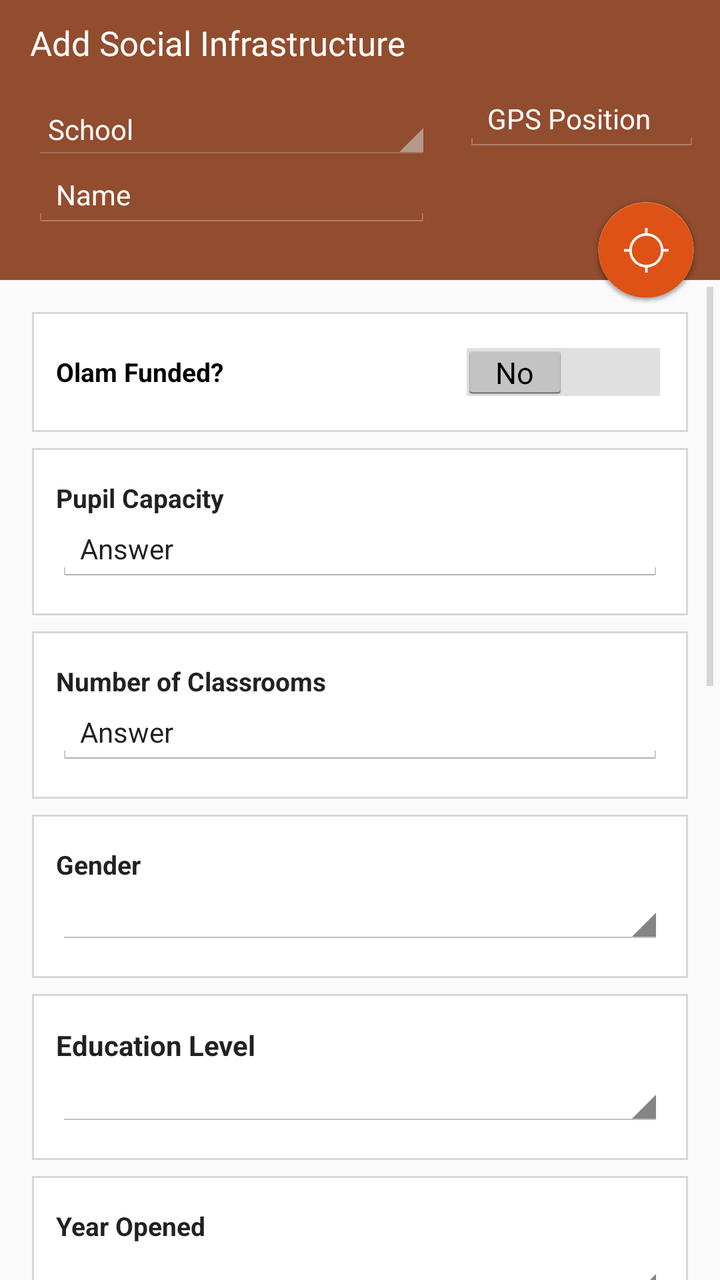
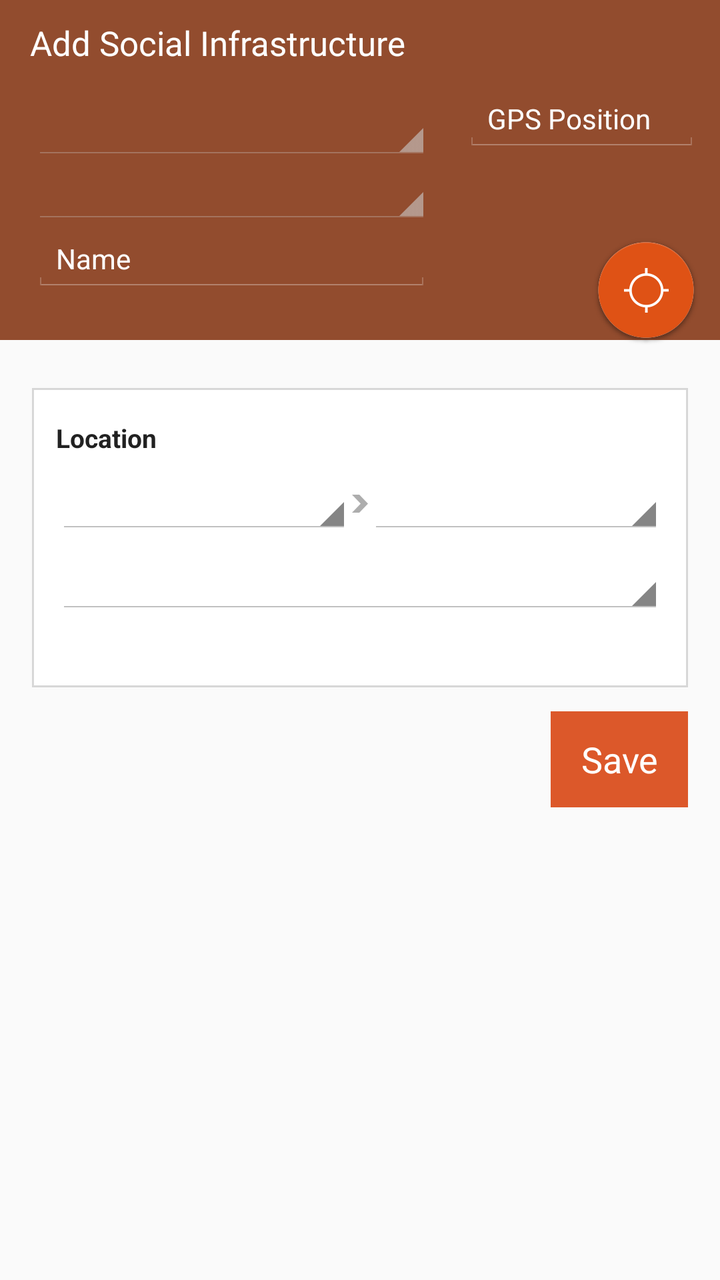

An Android layout rendered at two revisions. The XML below is the earlier revision; the diff shows what the commit changed to produce the second picture.
<!-- AndroidManifest.xml: application theme AppTheme -->
<!-- res/layout/activity_add_infrastructure.xml -->
<RelativeLayout xmlns:android="http://schemas.android.com/apk/res/android"
    xmlns:tools="http://schemas.android.com/tools" android:layout_width="match_parent"
    android:layout_height="match_parent"
    android:background="@color/ofis_page_background"
    tools:context="com.webpoint0.ofiscompanion.AddInfrastructureActivity"
    android:focusableInTouchMode="true"
    tools:ignore="Overdraw">

    <ImageView
        android:layout_width="match_parent"
        android:layout_height="140dp"
        android:id="@+id/topSectionBackground"
        android:background="@color/ofis_poi_screen_top_background_school"
        android:contentDescription="@string/cd_topSectionColour" />

    
    <ScrollView
        android:layout_width="wrap_content"
        android:layout_height="wrap_content"
        android:id="@+id/scrollView"
        android:layout_below="@+id/topSectionBackground"
        android:padding="0dp">

        <LinearLayout
            android:orientation="vertical"
            android:layout_width="match_parent"
            android:layout_height="wrap_content"
            android:id="@+id/bottomSection"
            android:background="@android:color/transparent"
            android:paddingLeft="@dimen/activity_horizontal_margin"
            android:paddingRight="@dimen/activity_horizontal_margin"
            android:paddingTop="@dimen/activity_vertical_margin"
            android:paddingBottom="@dimen/activity_vertical_margin"
            android:animateLayoutChanges="true">

            <LinearLayout
                android:orientation="vertical"
                android:layout_width="match_parent"
                android:layout_height="wrap_content"
                android:id="@+id/olamFundedWrapper"
                android:paddingLeft="@dimen/ofis_large_pad"
                android:paddingRight="@dimen/ofis_large_pad"
                android:paddingBottom="@dimen/activity_vertical_margin"
                android:paddingTop="@dimen/activity_vertical_margin"
                android:background="@drawable/border_white_background">

                <Switch
                    android:layout_width="match_parent"
                    android:layout_height="wrap_content"
                    android:text="@string/ofis_olam_funded"
                    android:id="@+id/olamFunded"
                    android:textOff="@string/ofis_switch_text_no"
                    android:textOn="@string/ofis_switch_text_yes"
                    android:textSize="@dimen/ofis_small_text"
                    android:textStyle="bold"
                    android:switchTextAppearance="@style/SwitchText"
                    tools:ignore="RtlHardcoded" />

            </LinearLayout>

            <include
                android:id="@+id/additional_components_school"
                android:layout_width="match_parent"
                android:layout_height="wrap_content"
                layout="@layout/include_additional_components_school" />
            <include
                android:id="@+id/additional_components_buyingcentre"
                android:layout_width="match_parent"
                android:layout_height="wrap_content"
                layout="@layout/include_additional_components_buyingcentre" />
            <include
                android:id="@+id/additional_components_cleanwatersupply"
                android:layout_width="match_parent"
                android:layout_height="wrap_content"
                layout="@layout/include_additional_components_cleanwatersupply" />
            <include
                android:id="@+id/additional_components_healthcentre"
                android:layout_width="match_parent"
                android:layout_height="wrap_content"
                layout="@layout/include_additional_components_healthcentre" />


            <LinearLayout
                android:orientation="vertical"
                android:layout_width="match_parent"
                android:layout_height="wrap_content"
                android:paddingLeft="@dimen/ofis_large_pad"
                android:paddingRight="@dimen/ofis_large_pad"
                android:paddingBottom="@dimen/activity_vertical_margin"
                android:paddingTop="@dimen/activity_vertical_margin"
                android:background="@drawable/border_white_background"
                android:layout_marginTop="@dimen/ofis_med_pad">

                <TextView
                    android:layout_width="wrap_content"
                    android:layout_height="wrap_content"
                    android:textColor="@color/ofis_text_field"
                    android:textSize="@dimen/ofis_small_text"
                    android:text="@string/location"
                    android:textStyle="bold"
                    android:layout_marginBottom="@dimen/ofis_med_pad"/>

                <LinearLayout
                    android:orientation="horizontal"
                    android:layout_width="match_parent"
                    android:layout_height="wrap_content"
                    android:layout_marginBottom="@dimen/ofis_med_pad">

                    <Spinner
                        android:layout_width="match_parent"
                        android:layout_height="wrap_content"
                        android:id="@+id/spinner_country"
                        android:hint="@string/Country"
                        android:nextFocusDown="@+id/spinner_region"
                        android:nextFocusForward="@+id/spinner_region"
                        android:layout_weight="1"
                        android:layout_marginLeft="0dp"
                        />

                    <ImageView
                        android:layout_width="wrap_content"
                        android:layout_height="match_parent"
                        android:contentDescription="@string/ofis_cd_hierarchy_arrow"
                        android:src="@drawable/ic_spinner_hierarchy_arrow"
                        android:scaleType="center" />

                    <Spinner
                        android:layout_width="match_parent"
                        android:layout_height="wrap_content"
                        android:id="@+id/spinner_region"
                        android:nextFocusDown="@id/spinner_district"
                        android:layout_marginRight="0dp"
                        android:layout_weight="1" />

                </LinearLayout>

                <LinearLayout
                    android:orientation="horizontal"
                    android:layout_width="match_parent"
                    android:layout_height="wrap_content"
                    android:paddingBottom="@dimen/ofis_bottom_section_padding_vertical">

                    <Spinner
                        android:layout_width="0dp"
                        android:layout_height="wrap_content"
                        android:id="@+id/spinner_district"
                        android:layout_weight="1" />

                </LinearLayout>

            </LinearLayout>

            <RelativeLayout
                android:layout_width="match_parent"
                android:layout_height="match_parent"
                android:layout_marginTop="@dimen/ofis_large_pad">

                <Button
                    android:layout_width="wrap_content"
                    android:layout_height="wrap_content"
                    android:text="@string/Save"
                    android:id="@+id/buttonSave"
                    android:layout_alignParentEnd="true"
                    android:layout_alignParentRight="true"
                    android:layout_alignParentBottom="true"
                    android:background="@color/ofis_action_button_background"
                    android:textColor="@color/ofis_base_font_white"
                    android:paddingLeft="15dp"
                    android:paddingRight="15dp" />
            </RelativeLayout>

        </LinearLayout>
    </ScrollView>

    
    <TextView
        android:layout_width="match_parent"
        android:layout_height="wrap_content"
        android:text="@string/Add_Point_of_Interest"
        android:id="@+id/textView2"
        android:textColor="@color/ofis_base_font_white"
        android:textSize="@dimen/ofis_large_text"
        android:paddingRight="0dp"
        android:paddingLeft="15dp"
        android:paddingTop="10dp"
        android:maxLines="1" />

    
    <LinearLayout
        android:orientation="horizontal"
        android:layout_width="match_parent"
        android:layout_height="wrap_content"
        android:minHeight="120dp"
        android:id="@+id/topSection"
        android:layout_marginBottom="0dp"
        android:paddingBottom="0dp"
        android:layout_below="@id/textView2"
        android:baselineAligned="false">

        
        <LinearLayout
            android:orientation="vertical"
            android:layout_width="match_parent"
            android:layout_height="wrap_content"
            android:layout_weight="1"
            android:paddingLeft="@dimen/activity_horizontal_margin"
            android:paddingRight="@dimen/activity_horizontal_margin"
            android:paddingTop="@dimen/activity_vertical_margin"
            android:paddingBottom="@dimen/activity_vertical_margin">

            <Spinner
                android:layout_width="match_parent"
                android:layout_height="wrap_content"
                android:id="@+id/spinner_poitype"
                android:textColor="@color/ofis_base_font_white"
                android:entries="@array/poitypes"
                style="@style/Spinner"/>

            <EditText
                android:layout_width="match_parent"
                android:layout_height="wrap_content"
                android:inputType="textCapWords"
                android:id="@+id/poiName"
                android:textColor="@color/ofis_base_font_white"
                android:textSize="@dimen/ofis_input_field_text"
                android:layout_marginBottom="@dimen/ofis_input_field_bottom_margin"
                android:hint="@string/Name"
                android:textColorHint="@color/ofis_base_font_white"
                android:background="@drawable/ofis_edit_text_holo_dark"
                />

        </LinearLayout>

        <RelativeLayout
            android:layout_width="wrap_content"
            android:layout_height="match_parent"
            android:layout_weight="1.8"
            android:paddingTop="10dp"
            android:paddingLeft="0dp"
            android:paddingRight="10dp">
            <EditText
                android:layout_width="match_parent"
                android:layout_height="wrap_content"
                android:id="@+id/gpsPosition"
                android:textColor="@color/ofis_base_font_white"
                android:textSize="@dimen/ofis_input_field_text"
                android:hint="@string/GPS_Position"
                android:textColorHint="@color/ofis_base_font_white"
                android:background="@drawable/ofis_edit_text_holo_dark"
                android:layout_marginBottom="@dimen/ofis_input_field_bottom_margin" />

            <ImageButton
                android:layout_width="wrap_content"
                android:layout_height="wrap_content"
                android:id="@+id/requestLocation"
                android:contentDescription="@string/record_farm_location_hint"
                android:src="@drawable/ic_actionbutton_location_searching"
                android:background="@android:color/transparent"
                android:layout_alignParentEnd="false"
                android:layout_alignParentBottom="true"
                android:layout_alignParentRight="true"
                android:padding="0dp"
                android:adjustViewBounds="false"
                android:scaleType="fitXY" />
        </RelativeLayout>

    </LinearLayout>

</RelativeLayout>
<!-- res/layout/include_additional_components_school.xml (included above) -->
<?xml version="1.0" encoding="utf-8"?>
<LinearLayout
    xmlns:android="http://schemas.android.com/apk/res/android"
    xmlns:tools="http://schemas.android.com/tools"
    android:orientation="horizontal"
    android:layout_width="match_parent"
    android:layout_height="match_parent"> 

  <LinearLayout
    android:orientation="vertical"
    android:layout_width="match_parent"
    android:layout_height="wrap_content"
    android:id="@+id/additional_school"
    android:background="@android:color/transparent"
      tools:ignore="UselessParent">

      <LinearLayout
          android:orientation="vertical"
          android:layout_width="match_parent"
          android:layout_height="wrap_content"
          android:paddingLeft="@dimen/ofis_large_pad"
          android:paddingRight="@dimen/ofis_large_pad"
          android:paddingBottom="@dimen/activity_vertical_margin"
          android:paddingTop="@dimen/activity_vertical_margin"
          android:background="@drawable/border_white_background"
          android:layout_marginTop="@dimen/ofis_med_pad">

          <TextView
              android:layout_width="match_parent"
              android:layout_height="wrap_content"
              android:textColor="@color/ofis_text_field"
              android:textSize="@dimen/ofis_small_text"
              android:text="@string/Capacity"
              android:textStyle="bold"
              />
          <EditText
              android:layout_width="match_parent"
              android:layout_height="wrap_content"
              android:inputType="number"
              android:id="@+id/editText_capacity"
              android:textColor="@color/ofis_text_field"
              android:textSize="@dimen/ofis_input_field_text"
              android:textColorHint="@color/ofis_text_field"
              android:hint="@string/ModuleAnswerHint"
              android:nextFocusDown="@+id/editText_numberOfClassRooms"/>

      </LinearLayout>

      <LinearLayout
          android:orientation="vertical"
          android:layout_width="match_parent"
          android:layout_height="wrap_content"
          android:paddingLeft="@dimen/ofis_large_pad"
          android:paddingRight="@dimen/ofis_large_pad"
          android:paddingBottom="@dimen/activity_vertical_margin"
          android:paddingTop="@dimen/activity_vertical_margin"
          android:background="@drawable/border_white_background"
          android:layout_marginTop="@dimen/ofis_med_pad">

          <TextView
              android:layout_width="match_parent"
              android:layout_height="wrap_content"
              android:textSize="@dimen/ofis_small_text"
              android:textColor="@color/ofis_text_field"
              android:text="@string/Number_of_Classrooms"
              android:textStyle="bold"
              />
          <EditText
              android:layout_width="match_parent"
              android:layout_height="wrap_content"
              android:inputType="number"
              android:id="@+id/editText_numberOfClassRooms"
              android:textColor="@color/ofis_text_field"
              android:textSize="@dimen/ofis_input_field_text"
              android:textColorHint="@color/ofis_text_field"
              android:hint="@string/ModuleAnswerHint"
              android:nextFocusDown="@+id/genderspinner"/>

      </LinearLayout>

      <LinearLayout
          android:orientation="vertical"
          android:layout_width="match_parent"
          android:layout_height="wrap_content"
          android:paddingLeft="@dimen/ofis_large_pad"
          android:paddingRight="@dimen/ofis_large_pad"
          android:paddingBottom="@dimen/activity_vertical_margin"
          android:paddingTop="@dimen/activity_vertical_margin"
          android:background="@drawable/border_white_background"
          android:layout_marginTop="@dimen/ofis_med_pad">

          <TextView
              android:layout_width="match_parent"
              android:layout_height="wrap_content"
              android:textSize="@dimen/ofis_small_text"
              android:textColor="@color/ofis_text_field"
              android:text="@string/ofis_select_gender"
              android:textStyle="bold"
              />
          <Spinner
              android:layout_width="match_parent"
              android:layout_height="wrap_content"
              android:id="@+id/genderspinner"
              android:textColor="@color/ofis_text_field"
              android:entries="@array/genders_2"
              android:nextFocusDown="@+id/educationlevels"/>

      </LinearLayout>

      <LinearLayout
          android:orientation="vertical"
          android:layout_width="match_parent"
          android:layout_height="wrap_content"
          android:paddingLeft="@dimen/ofis_large_pad"
          android:paddingRight="@dimen/ofis_large_pad"
          android:paddingBottom="@dimen/activity_vertical_margin"
          android:paddingTop="@dimen/activity_vertical_margin"
          android:background="@drawable/border_white_background"
          android:layout_marginTop="@dimen/ofis_med_pad">

          <TextView
              android:layout_width="match_parent"
              android:layout_height="wrap_content"
              android:textSize="@dimen/ofis_input_field_text"
              android:textColor="@color/ofis_text_field"
              android:text="@string/ofis_select_education_level"
              android:textStyle="bold"
              />

          <Spinner
              android:layout_width="match_parent"
              android:layout_height="wrap_content"
              android:id="@+id/educationlevels"
              android:textColor="@color/ofis_text_field"
              android:entries="@array/educationlevels"
              android:nextFocusDown="@+id/school_yearOpened"
              />

      </LinearLayout>

      <LinearLayout
          android:orientation="vertical"
          android:layout_width="match_parent"
          android:layout_height="wrap_content"
          android:paddingLeft="@dimen/ofis_large_pad"
          android:paddingRight="@dimen/ofis_large_pad"
          android:paddingBottom="@dimen/activity_vertical_margin"
          android:paddingTop="@dimen/activity_vertical_margin"
          android:background="@drawable/border_white_background"
          android:layout_marginTop="@dimen/ofis_med_pad">

            <TextView
              android:layout_width="match_parent"
              android:layout_height="wrap_content"
              android:textSize="@dimen/ofis_small_text"
              android:textColor="@color/ofis_text_field"
              android:text="@string/ofis_select_year_opened"
              android:textStyle="bold"
              />

            <Spinner
              android:layout_width="match_parent"
              android:layout_height="wrap_content"
              android:id="@+id/school_yearOpened"
              android:textColor="@color/ofis_text_field"
              android:nextFocusDown="@+id/spinner_country"
             />

      </LinearLayout>
    </LinearLayout>
</LinearLayout>
<!-- res/layout/include_additional_components_buyingcentre.xml (included above) -->
<?xml version="1.0" encoding="utf-8"?>
<LinearLayout
    xmlns:android="http://schemas.android.com/apk/res/android"
    xmlns:tools="http://schemas.android.com/tools"
    android:orientation="horizontal"
    android:layout_width="match_parent"
    android:layout_height="match_parent"> 

    <LinearLayout
        android:orientation="vertical"
        android:layout_width="match_parent"
        android:layout_height="wrap_content"
        android:id="@+id/additional_buyingcentre"
        android:background="@android:color/transparent"
        tools:ignore="UselessParent">

        <LinearLayout
            android:orientation="vertical"
            android:layout_width="match_parent"
            android:layout_height="wrap_content"
            android:paddingLeft="@dimen/ofis_large_pad"
            android:paddingRight="@dimen/ofis_large_pad"
            android:paddingBottom="@dimen/activity_vertical_margin"
            android:paddingTop="@dimen/activity_vertical_margin"
            android:background="@drawable/border_white_background"
            android:layout_marginTop="@dimen/ofis_med_pad">

            <TextView
                android:layout_width="match_parent"
                android:layout_height="wrap_content"
                android:textSize="@dimen/ofis_small_text"
                android:textColor="@color/ofis_text_field"
                android:text="@string/ofis_select_product"
                android:textStyle="bold" />

            <Spinner
                android:layout_width="match_parent"
                android:layout_height="wrap_content"
                android:textColor="@color/ofis_text_field"
                android:id="@+id/spinner_product"
                android:nextFocusDown="@+id/spinner_farmergroup"
                />

        </LinearLayout>

        <LinearLayout
            android:orientation="vertical"
            android:layout_width="match_parent"
            android:layout_height="wrap_content"
            android:paddingLeft="@dimen/ofis_large_pad"
            android:paddingRight="@dimen/ofis_large_pad"
            android:paddingBottom="@dimen/activity_vertical_margin"
            android:paddingTop="@dimen/activity_vertical_margin"
            android:background="@drawable/border_white_background"
            android:layout_marginTop="@dimen/ofis_med_pad">

            <TextView
                android:layout_width="match_parent"
                android:layout_height="wrap_content"
                android:textSize="@dimen/ofis_small_text"
                android:textColor="@color/ofis_text_field"
                android:text="@string/Farmer_Group_Name"
                android:textStyle="bold" />

            <Spinner
                android:layout_width="match_parent"
                android:layout_height="wrap_content"
                android:textColor="@color/ofis_text_field"
                android:id="@+id/spinner_farmergroup"
                android:nextFocusDown="@+id/spinner_country"
                />

        </LinearLayout>

    </LinearLayout>
</LinearLayout>
<!-- res/layout/include_additional_components_cleanwatersupply.xml (included above) -->
<?xml version="1.0" encoding="utf-8"?>
<LinearLayout
    xmlns:android="http://schemas.android.com/apk/res/android"
    android:orientation="horizontal"
    android:layout_width="match_parent"
    android:layout_height="match_parent"
    android:background="@android:color/transparent"> 

    <LinearLayout
        android:orientation="vertical"
        android:layout_width="match_parent"
        android:layout_height="wrap_content"
        android:id="@+id/additional_cleanwater"
        android:background="@android:color/transparent">

        <LinearLayout
            android:orientation="vertical"
            android:layout_width="match_parent"
            android:layout_height="wrap_content"
            android:paddingLeft="@dimen/ofis_large_pad"
            android:paddingRight="@dimen/ofis_large_pad"
            android:paddingBottom="@dimen/activity_vertical_margin"
            android:paddingTop="@dimen/activity_vertical_margin"
            android:background="@drawable/border_white_background"
            android:layout_marginTop="@dimen/ofis_med_pad">


                <TextView
                    android:layout_width="match_parent"
                    android:layout_height="wrap_content"
                    android:textSize="@dimen/ofis_small_text"
                    android:textColor="@color/ofis_text_field"
                    android:text="@string/ofis_select_supply_type"
                    android:textStyle="bold"
                    />

                <Spinner
                    android:layout_width="match_parent"
                    android:layout_height="wrap_content"
                    android:id="@+id/spinner_typeOfCleanWater"
                    android:textColor="@color/ofis_text_field"
                    android:entries="@array/clean_water_types"
                    />

        </LinearLayout>

        <LinearLayout
            android:orientation="vertical"
            android:layout_width="match_parent"
            android:layout_height="wrap_content"
            android:paddingLeft="@dimen/ofis_large_pad"
            android:paddingRight="@dimen/ofis_large_pad"
            android:paddingBottom="@dimen/activity_vertical_margin"
            android:paddingTop="@dimen/activity_vertical_margin"
            android:background="@drawable/border_white_background"
            android:layout_marginTop="@dimen/ofis_med_pad">

            <TextView
                android:layout_width="match_parent"
                android:layout_height="wrap_content"
                android:textSize="@dimen/ofis_small_text"
                android:textColor="@color/ofis_text_field"
                android:text="@string/ofis_select_year_opened"
                android:textStyle="bold"
                />

            <Spinner
                android:layout_width="match_parent"
                android:layout_height="wrap_content"
                android:id="@+id/cleanWater_yearOpened"
                android:textColor="@color/ofis_text_field"
                android:nextFocusDown="@+id/spinner_country"
                />

        </LinearLayout>

    </LinearLayout>

</LinearLayout>
<!-- res/layout/include_additional_components_healthcentre.xml (included above) -->
<?xml version="1.0" encoding="utf-8"?>
<LinearLayout
    xmlns:android="http://schemas.android.com/apk/res/android"
    android:orientation="horizontal"
    android:layout_width="match_parent"
    android:layout_height="match_parent"
    android:background="@android:color/transparent"> 

    <LinearLayout
        android:orientation="vertical"
        android:layout_width="match_parent"
        android:layout_height="wrap_content"
        android:id="@+id/additional_healthcentre"
        android:paddingLeft="@dimen/ofis_large_pad"
        android:paddingRight="@dimen/ofis_large_pad"
        android:paddingBottom="@dimen/activity_vertical_margin"
        android:paddingTop="@dimen/activity_vertical_margin"
        android:background="@drawable/border_white_background"
        android:layout_marginTop="@dimen/ofis_med_pad">

        <TextView
            android:layout_width="match_parent"
            android:layout_height="wrap_content"
            android:textSize="@dimen/ofis_small_text"
            android:textColor="@color/ofis_text_field"
            android:text="@string/ofis_select_year_opened"
            android:textStyle="bold"
            />

        <Spinner
            android:layout_width="match_parent"
            android:layout_height="wrap_content"
            android:id="@+id/healthCentre_yearOpened"
            android:textColor="@color/ofis_text_field"
            android:nextFocusDown="@+id/spinner_country"
            />

    </LinearLayout>
</LinearLayout>
<!-- resources referenced by this layout -->
<resources>
  <string-array name="clean_water_types">
          <item>Borehole</item>
          <item>Well</item>
          <item>Pipe</item>
          <item>Spring</item>
      </string-array>
  <string-array name="educationlevels">
          <item>Nursery</item>
          <item>Primary</item>
          <item>Junior Secondary</item>
          <item>Senior Secondary</item>
          <item>Graduate</item>
      </string-array>
  <string-array name="genders_2">
          <item>Male</item>
          <item>Female</item>
          <item>Coeducational</item>
      </string-array>
  <string-array name="poitypes">
          <item>School</item>
          <item>Health centre</item>
          <item>Clean water supply</item>
          <item>Buying centre</item>
      </string-array>
  <color name="ofis_action_button_background">#dc582a</color>
  <color name="ofis_base_font_white">#ffffff</color>
  <color name="ofis_page_background">#fffafafa</color>
  <color name="ofis_poi_screen_top_background_school">#924c2e</color>
  <color name="ofis_text_field">#DE000000</color>
  <dimen name="activity_horizontal_margin">16dp</dimen>
  <dimen name="activity_vertical_margin">16dp</dimen>
  <dimen name="ofis_bottom_section_padding_vertical">20dp</dimen>
  <dimen name="ofis_input_field_bottom_margin">10dp</dimen>
  <dimen name="ofis_input_field_text">14sp</dimen>
  <dimen name="ofis_large_pad">12dp</dimen>
  <dimen name="ofis_large_text">17sp</dimen>
  <dimen name="ofis_med_pad">8dp</dimen>
  <dimen name="ofis_small_text">13sp</dimen>
  <string name="Add_Point_of_Interest">Add Social Infrastructure</string>
  <string name="Capacity">Pupil Capacity</string>
  <string name="Country">Country</string>
  <string name="Farmer_Group_Name">Farmer Group Name</string>
  <string name="GPS_Position">GPS Position</string>
  <string name="ModuleAnswerHint">Answer</string>
  <string name="Name">Name</string>
  <string name="Number_of_Classrooms">Number of Classrooms</string>
  <string name="Save">Save</string>
  <string name="cd_topSectionColour">Coloured background for section</string>
  <string name="location">Location</string>
  <string name="ofis_cd_hierarchy_arrow">Arrow pointing right</string>
  <string name="ofis_olam_funded">Olam Funded?</string>
  <string name="ofis_select_education_level">Education Level</string>
  <string name="ofis_select_gender">Gender</string>
  <string name="ofis_select_product">Product Bought</string>
  <string name="ofis_select_supply_type">Type of Water Supply</string>
  <string name="ofis_select_year_opened">Year Opened</string>
  <string name="ofis_switch_text_no">No</string>
  <string name="ofis_switch_text_yes">Yes</string>
  <string name="record_farm_location_hint">Tap to get GPS</string>
  <style name="SwitchText">
          <item name="android:textSize">@dimen/ofis_med_text</item>
      </style>
  <color name="ofis_input_field_separator">#26000000</color>
  <dimen name="ofis_med_text">15sp</dimen>
  <style name="SpinnerItem" parent="android:Widget.Holo.DropDownItem">
          <item name="android:textColor">@color/ofis_base_font_white</item>
          <item name="android:textSize">@dimen/ofis_spinner_text</item>
      </style>
  <style name="AppTheme.ActionBarStyle" parent="android:Widget.Holo.Light.ActionBar">
          <item name="android:titleTextStyle">@style/AppTheme.ActionBar.TitleTextStyle</item>
      </style>
  <dimen name="ofis_spinner_text">14sp</dimen>
  <color name="ofis_spinner_item_background">@color/ofis_actionbar_background</color>
  <dimen name="ofis_spinner_itemseparator">1dp</dimen>
  <color name="ofis_spinner_divider">#ff333333</color>
  <style name="AppTheme.ActionBar.TitleTextStyle" parent="android:TextAppearance">
          <item name="android:textSize">@dimen/ofis_med_text</item>
      </style>
  <color name="ofis_actionbar_background">#dddddd</color>
  <!-- unchanged entries left out for length: 28 -->
</resources>

<!-- the commit's change to res/layout/activity_add_infrastructure.xml (unified diff, before → after) -->
@@ -8,7 +8,7 @@
 
     <ImageView
         android:layout_width="match_parent"
-        android:layout_height="140dp"
+        android:layout_height="170dp"
         android:id="@+id/topSectionBackground"
         android:background="@color/ofis_poi_screen_top_background_school"
         android:contentDescription="@string/cd_topSectionColour" />
@@ -37,7 +37,15 @@
                 android:orientation="vertical"
                 android:layout_width="match_parent"
                 android:layout_height="wrap_content"
+                android:id="@+id/questionsSection"/>
+
+
+            <LinearLayout
+                android:orientation="vertical"
+                android:layout_width="match_parent"
+                android:layout_height="wrap_content"
                 android:id="@+id/olamFundedWrapper"
+                android:visibility="gone"
                 android:paddingLeft="@dimen/ofis_large_pad"
                 android:paddingRight="@dimen/ofis_large_pad"
                 android:paddingBottom="@dimen/activity_vertical_margin"
@@ -59,27 +67,31 @@
             </LinearLayout>
 
             <include
+                android:visibility="gone"
                 android:id="@+id/additional_components_school"
                 android:layout_width="match_parent"
                 android:layout_height="wrap_content"
                 layout="@layout/include_additional_components_school" />
             <include
+                android:visibility="gone"
                 android:id="@+id/additional_components_buyingcentre"
                 android:layout_width="match_parent"
                 android:layout_height="wrap_content"
                 layout="@layout/include_additional_components_buyingcentre" />
             <include
+                android:visibility="gone"
                 android:id="@+id/additional_components_cleanwatersupply"
                 android:layout_width="match_parent"
                 android:layout_height="wrap_content"
                 layout="@layout/include_additional_components_cleanwatersupply" />
             <include
+                android:visibility="gone"
                 android:id="@+id/additional_components_healthcentre"
                 android:layout_width="match_parent"
                 android:layout_height="wrap_content"
                 layout="@layout/include_additional_components_healthcentre" />
 
-
+            
             <LinearLayout
                 android:orientation="vertical"
                 android:layout_width="match_parent"
@@ -211,9 +223,16 @@
             <Spinner
                 android:layout_width="match_parent"
                 android:layout_height="wrap_content"
-                android:id="@+id/spinner_poitype"
+                android:id="@+id/spinner_modules"
                 android:textColor="@color/ofis_base_font_white"
-                android:entries="@array/poitypes"
+                style="@style/Spinner"/>
+
+            
+            <Spinner
+                android:layout_width="match_parent"
+                android:layout_height="wrap_content"
+                android:id="@+id/spinner_submodules"
+                android:textColor="@color/ofis_base_font_white"
                 style="@style/Spinner"/>
 
             <EditText
<!-- resource entries referenced after the edit -->
@@ -17,12 +17,6 @@
           <item>Male</item>
           <item>Female</item>
           <item>Coeducational</item>
-      </string-array>
-  <string-array name="poitypes">
-          <item>School</item>
-          <item>Health centre</item>
-          <item>Clean water supply</item>
-          <item>Buying centre</item>
       </string-array>
   <color name="ofis_action_button_background">#dc582a</color>
   <color name="ofis_base_font_white">#ffffff</color>
